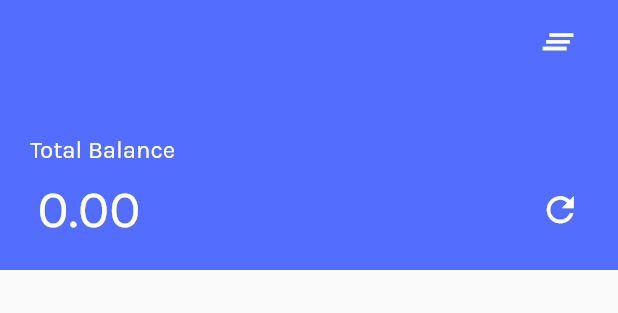
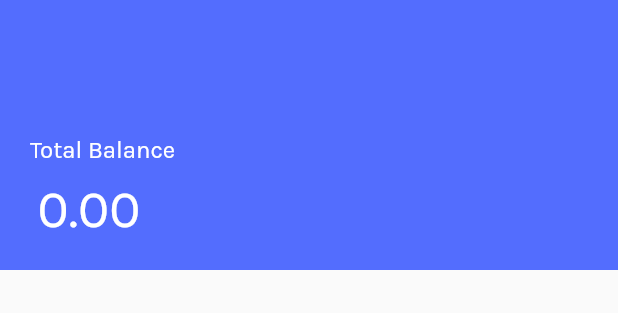
Before and after one commit to feMoraes0/pay-list, a Flutter app: the CustomScroll widget shown alone on an empty page, opened directly with empty values, on a phone screen of 412 x 824 dp. Shown: the top 313 px of the screen. Run offline on Flutter 3.47's test engine with Material 2 defaults, Android fonts, the phone set to English and light mode, and no system bars; our stand-ins replace google_fonts, sqflite; accounts and stored records are empty.

Commit message:
style: set as transparent icons for future features

```diff
--- a/lib/components/custom_scroll.dart
+++ b/lib/components/custom_scroll.dart
@@ -114,7 +114,7 @@ class _CustomScrollState extends State<CustomScroll> {
                   icon: Icon(
                     Icons.clear_all,
                     size: 27.0,
-                    color: Colors.white,
+                    color: Colors.transparent,
                   ),
                   onPressed: () {},
                 ),
--- a/lib/components/flexible_space.dart
+++ b/lib/components/flexible_space.dart
@@ -50,7 +50,7 @@ class FlexibleSpace extends StatelessWidget {
                 Icon(
                   Icons.refresh,
                   size: 27.0,
-                  color: Colors.white,
+                  color: Colors.transparent,
                 )
               ],
             ),
```
Also changed, not shown: lib/models/paymentDB.dart (+4 -4 lines).
